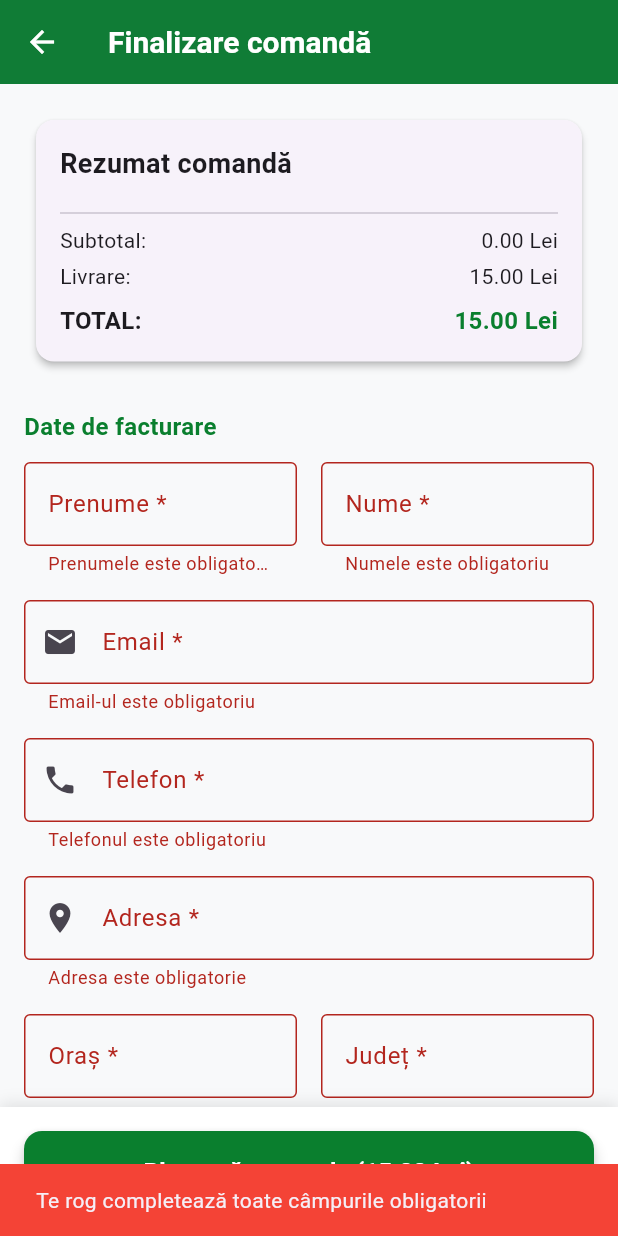
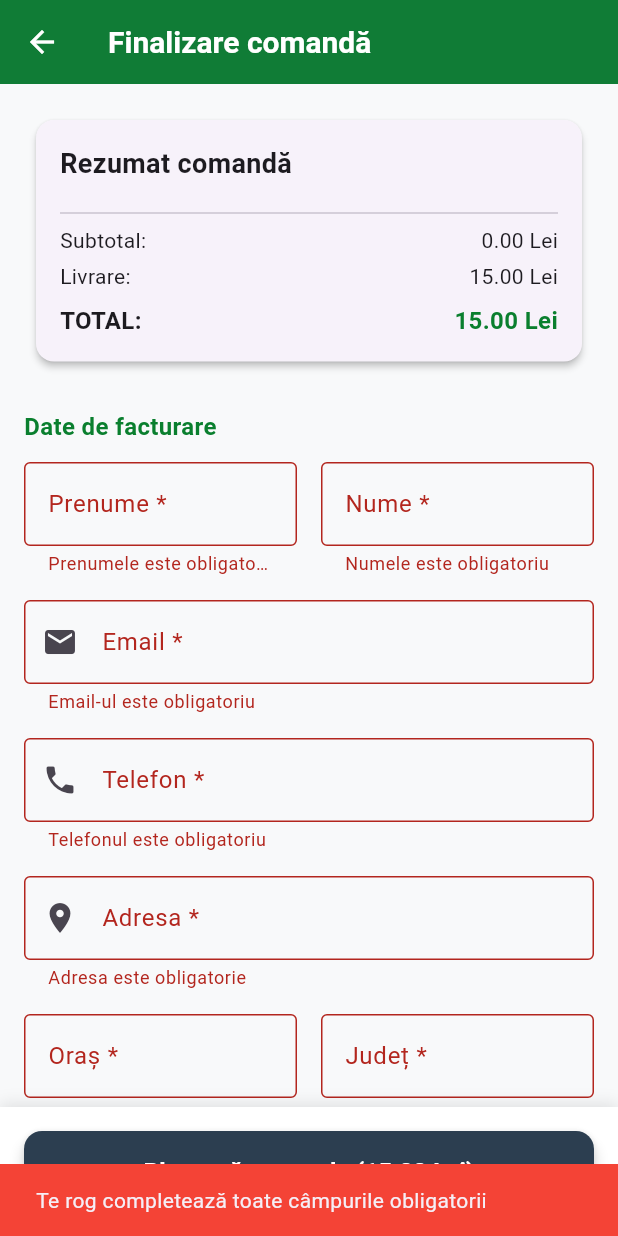
Before and after one commit to AlexandruFlo/hookbaits-app, a Flutter app: the NativeCheckoutScreen screen opened directly, after a tap on an icon or button, on a phone screen of 412 x 824 dp. Run offline on Flutter 3.47's test engine with Material 3 defaults, Android fonts, the phone set to English and light mode, and no system bars; our stand-ins replace cached_network_image, shared_preferences, webview_flutter; accounts and stored records are empty; network calls fail.

Commit message:
Add files via upload

```diff
--- /dev/null
+++ b/public_html/mobile_app/lib/config/woocommerce_config.dart
@@ -0,0 +1,17 @@
+// Configurație WooCommerce API
+// IMPORTANT: În producție, aceste valori trebuie stocate securizat și nu în cod!
+class WooCommerceConfig {
+  // Acestea sunt chei de test - trebuie înlocuite cu chei reale din WooCommerce
+  static const String consumerKey = 'ck_test_hookbaits_key_here';
+  static const String consumerSecret = 'cs_test_hookbaits_secret_here';
+
+  // Pentru obținerea cheilor reale:
+  // 1. Intră în WordPress Admin -> WooCommerce -> Settings -> Advanced -> REST API
+  // 2. Adaugă o cheie nouă cu permisiuni Read/Write
+  // 3. Copiază Consumer Key și Consumer Secret
+  // 4. Înlocuiește valorile de mai sus
+
+  // Exemplu real format:
+  // static const String consumerKey = 'ck_1234567890abcdef1234567890abcdef12345678';
+  // static const String consumerSecret = 'cs_abcdef1234567890abcdef1234567890abcdef12';
+}
--- a/public_html/mobile_app/lib/screens/home_screen.dart
+++ b/public_html/mobile_app/lib/screens/home_screen.dart
@@ -39,7 +39,7 @@ class _HomeScreenState extends State<HomeScreen> {
                 icon: Badge(
                   isLabelVisible: cart.itemCount > 0,
                   label: Text(cart.itemCount.toString()),
-                  backgroundColor: const Color(0xFF0A7F2E),
+                  backgroundColor: const Color(0xFF2C3E50),
                   textColor: Colors.white,
                   child: const Icon(Icons.shopping_cart_outlined),
                 ),
--- a/public_html/mobile_app/lib/screens/native_checkout_screen.dart
+++ b/public_html/mobile_app/lib/screens/native_checkout_screen.dart
@@ -1,6 +1,8 @@
 import 'package:flutter/material.dart';
 import 'package:provider/provider.dart';
 import '../state/cart.dart';
+import '../state/auth_state.dart';
+import '../api/woocommerce_api.dart';
 import '../state/auth_state.dart';
 
 class NativeCheckoutScreen extends StatefulWidget {
@@ -119,7 +121,7 @@ class _NativeCheckoutScreenState extends State<NativeCheckoutScreen> {
                 child: ElevatedButton(
                   onPressed: _isProcessing ? null : _processOrder,
                   style: ElevatedButton.styleFrom(
-                    backgroundColor: const Color(0xFF0A7F2E),
+                    backgroundColor: const Color(0xFF2C3E50),
                     foregroundColor: Colors.white,
                     elevation: 4,
                     shape: RoundedRectangleBorder(
@@ -427,46 +429,41 @@ class _NativeCheckoutScreenState extends State<NativeCheckoutScreen> {
     setState(() => _isProcessing = true);
 
     try {
-      // Simulez procesarea comenzii
-      await Future.delayed(const Duration(seconds: 3));
+      final cart = context.read<CartState>();
+      final auth = context.read<AuthState>();
 
-      final cart = context.read<CartState>();
+      // Pregătește datele pentru comandă WooCommerce
+      final lineItems = cart.items.map((item) => {
+        'product_id': int.tryParse(item.product.id) ?? 0,
+        'quantity': item.quantity,
+      }).toList();
 
-      // Creez datele comenzii
-      final orderData = {
-        'customer': {
-          'firstName': _firstNameController.text,
-          'lastName': _lastNameController.text,
+      final billing = {
+        'first_name': _firstNameController.text,
+        'last_name': _lastNameController.text,
         'email': _emailController.text,
         'phone': _phoneController.text,
-        },
-        'address': {
-          'street': _addressController.text,
+        'address_1': _addressController.text,
         'city': _cityController.text,
-          'county': _countyController.text,
-          'postalCode': _postalCodeController.text,
-        },
-        'items': cart.items.map((item) => {
-          'productId': item.product.id,
-          'name': item.product.name,
-          'quantity': item.quantity,
-          'price': item.product.priceRange?.minAmount ?? '0',
-        }).toList(),
-        'shipping': _selectedShippingMethod,
-        'payment': _selectedPaymentMethod,
-        'notes': _notesController.text,
-        'total': (cart.total + (_selectedShippingMethod == 'express' ? 25.0 : 15.0)).toStringAsFixed(2),
+        'state': _countyController.text,
+        'postcode': _postalCodeController.text,
+        'country': 'RO',
       };
 
-      // În implementarea reală, aici ai trimite datele la server
-      print('Order data: $orderData');
+      // Creează comanda prin WooCommerce API
+      final result = await WooCommerceAPI.createOrder(
+        lineItems: lineItems,
+        billing: billing,
+        shipping: billing, // Folosește aceeași adresă pentru livrare
+        paymentMethod: _selectedPaymentMethod,
+        status: _selectedPaymentMethod == 'cod' ? 'processing' : 'pending',
+      );
 
-      // Golesc coșul
+      if (result != null) {
+        // Comanda creată cu succes în WooCommerce
         cart.clear();
-
         setState(() => _isProcessing = false);
 
-      // Afișez confirmarea
         if (mounted) {
           showDialog(
             context: context,
@@ -474,19 +471,26 @@ class _NativeCheckoutScreenState extends State<NativeCheckoutScreen> {
             builder: (context) => AlertDialog(
               icon: const Icon(
                 Icons.check_circle,
-              color: Color(0xFF0A7F2E),
+                color: Color(0xFF2C3E50),
                 size: 64,
               ),
-            title: const Text('Comandă plasată cu succes!'),
+              title: const Text('✅ Comandă plasată cu succes!'),
               content: Column(
                 mainAxisSize: MainAxisSize.min,
+                crossAxisAlignment: CrossAxisAlignment.start,
                 children: [
-                Text('Comanda ta #HB${DateTime.now().millisecondsSinceEpoch.toString().substring(8)} a fost înregistrată.'),
+                  Text('Numărul comenzii: #${result['number']}'),
+                  const SizedBox(height: 8),
+                  Text('Total: ${result['total']} Lei'),
+                  const SizedBox(height: 8),
+                  Text('Status: ${result['status']}'),
                   const SizedBox(height: 16),
-                Text('Vei fi contactat în cel mai scurt timp pentru confirmare.'),
-                if (_selectedPaymentMethod == 'bank_transfer') ...[
+                  const Text('Comanda a fost înregistrată în sistemul WooCommerce!'),
+                  const SizedBox(height: 8),
+                  const Text('Veți primi un email de confirmare în curând.'),
+                  if (_selectedPaymentMethod == 'bacs') ...[
                     const SizedBox(height: 16),
-                  const Text('Detaliile de plată au fost trimise pe email.'),
+                    const Text('Detaliile de transfer bancar au fost trimise pe email.'),
                   ],
                 ],
               ),
@@ -502,13 +506,17 @@ class _NativeCheckoutScreenState extends State<NativeCheckoutScreen> {
             ),
           );
         }
+      } else {
+        throw Exception('API-ul WooCommerce nu a putut crea comanda');
+      }
     } catch (e) {
       setState(() => _isProcessing = false);
       if (mounted) {
         ScaffoldMessenger.of(context).showSnackBar(
           SnackBar(
-            content: Text('Eroare la procesarea comenzii: $e'),
+            content: Text('Eroare la plasarea comenzii: $e'),
             backgroundColor: Colors.red,
+            duration: const Duration(seconds: 5),
           ),
         );
       }
```
Also changed, not shown: public_html/mobile_app/lib/api/woocommerce_api.dart (added, +170 -0 lines), public_html/mobile_app/lib/main.dart (+9 -9 lines), public_html/mobile_app/lib/models/product.dart (+39 -5 lines), public_html/mobile_app/lib/screens/orders_screen.dart (+58 -40 lines), public_html/mobile_app/lib/screens/product_list_screen.dart (+49 -10 lines), 1 other file. Lines whose indentation alone changed are shown as unchanged.
